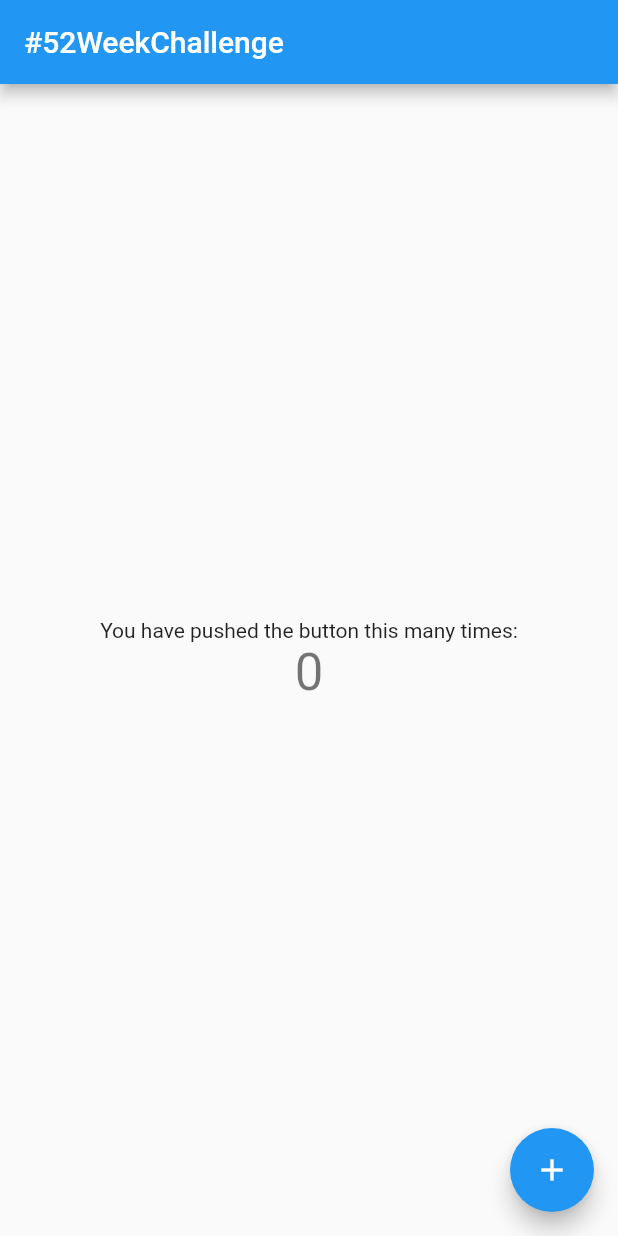
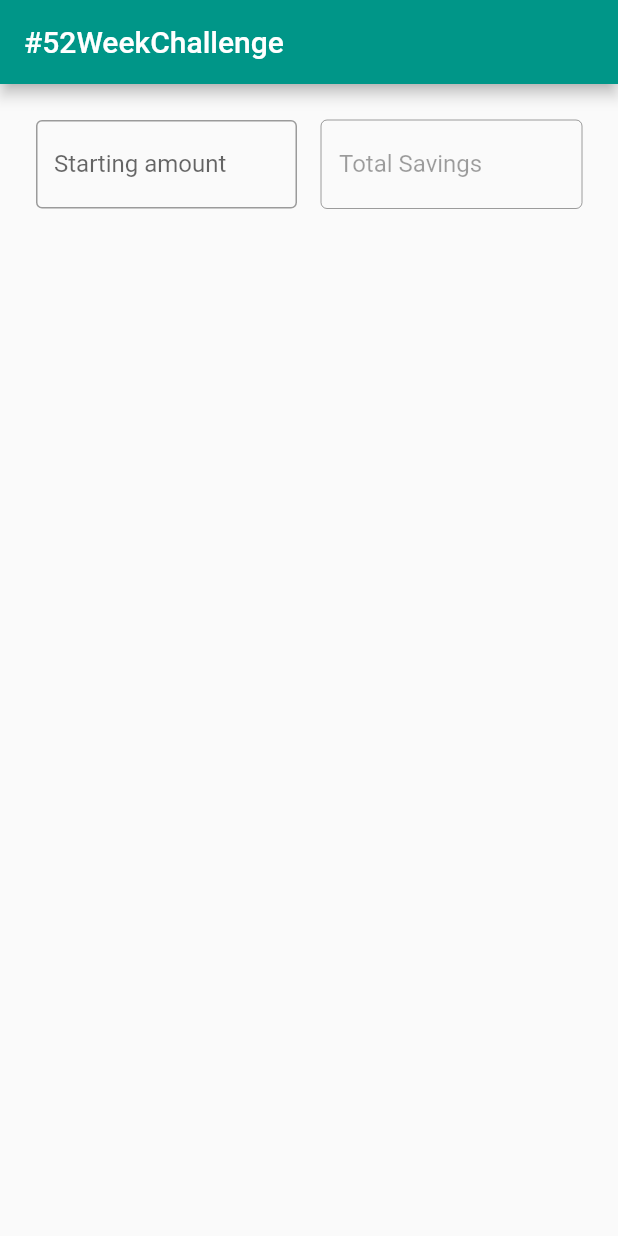
Before and after one commit to aokilipa/playground, a Flutter app: the screen it shows after launch, on a phone screen of 412 x 824 dp. Run offline on Flutter 3.47's test engine with Material 2 defaults, Android fonts, the light colour scheme and no system bars.

Commit message:
Build ListView and added ontext change listener to the amount textfield

```diff
--- /dev/null
+++ b/n52_week_challenge_flutter/lib/contribution_model.dart
@@ -0,0 +1,15 @@
+class Contribution {
+  //final int _currentweek;
+  var _deposit;
+  var _total;
+  var _currentweek;
+
+  Contribution(this._currentweek,this._deposit,this._total);
+
+  int get currentweek => this._currentweek;
+  int get deposit => _deposit;
+  int get total => _total;
+
+
+
+}
--- a/n52_week_challenge_flutter/lib/main.dart
+++ b/n52_week_challenge_flutter/lib/main.dart
@@ -1,4 +1,5 @@
 import 'package:flutter/material.dart';
+import 'package:n52_week_challenge_flutter/contribution_model.dart';
 
 void main() => runApp(MyApp());
 
@@ -10,15 +11,7 @@ class MyApp extends StatelessWidget {
       title: 'Flutter Demo',
       theme: ThemeData(
         // This is the theme of your application.
-        //
-        // Try running your application with "flutter run". You'll see the
-        // application has a blue toolbar. Then, without quitting the app, try
-        // changing the primarySwatch below to Colors.green and then invoke
-        // "hot reload" (press "r" in the console where you ran "flutter run",
-        // or simply save your changes to "hot reload" in a Flutter IDE).
-        // Notice that the counter didn't reset back to zero; the application
-        // is not restarted.
-        primarySwatch: Colors.blue,
+        primarySwatch: Colors.teal,
       ),
       home: MyHomePage(title: '#52WeekChallenge'),
     );
@@ -45,67 +38,151 @@ class MyHomePage extends StatefulWidget {
 
 class _MyHomePageState extends State<MyHomePage> {
   int _counter = 0;
+  List<Contribution> contrib = [];
 
-  void _incrementCounter() {
+  // Create a text controller and use it to retrieve the current value
+  // of the TextField.
+  final totalControl = TextEditingController();
+
+  @override
+  void initState() {
+    super.initState();
+    //_calculator(int.parse(myController.text.toString()))
+  }
+
+
+
+  @override
+  void dispose() {
+    super.dispose();
+  }
+
+  void _calculator(int deposit) {
     setState(() {
-      // This call to setState tells the Flutter framework that something has
-      // changed in this State, which causes it to rerun the build method below
-      // so that the display can reflect the updated values. If we changed
-      // _counter without calling setState(), then the build method would not be
-      // called again, and so nothing would appear to happen.
-      _counter++;
+      int newDeposit = 0;
+      int totalAmount = 0;
+
+      for (var i = 1; i <= 52; i++) {
+        newDeposit += deposit;
+        totalAmount += newDeposit;
+        contrib.add(new Contribution(i, newDeposit, totalAmount));
+      }
+      totalControl.text = totalAmount.toString();
     });
   }
 
   @override
   Widget build(BuildContext context) {
-    // This method is rerun every time setState is called, for instance as done
-    // by the _incrementCounter method above.
-    //
-    // The Flutter framework has been optimized to make rerunning build methods
-    // fast, so that you can just rebuild anything that needs updating rather
-    // than having to individually change instances of widgets.
+    Widget topSection = Container(
+      padding: const EdgeInsets.all(16),
+      child: Row(
+        mainAxisAlignment: MainAxisAlignment.spaceEvenly,
+        children: <Widget>[
+          Flexible(
+            //padding: const EdgeInsets.only(bottom: 16),
+            child: Padding(
+              padding: const EdgeInsets.all(8.0),
+              child: TextField(
+                keyboardType: TextInputType.number,
+                decoration: InputDecoration(
+                  border: OutlineInputBorder(),
+                  labelText: 'Starting amount',
+                ),
+                onChanged: (text) {
+                  print("First text field: $text");
+                  var deposit = int.parse(text);
+                  _calculator(deposit);
+
+                },
+              ),
+            ),
+          ),
+          Flexible(
+            //padding: const EdgeInsets.only(bottom: 16),
+            child: Padding(
+              padding: const EdgeInsets.all(8.0),
+              child: TextField(
+                enabled: false,
+                controller: totalControl,
+                decoration: InputDecoration(
+                  border: OutlineInputBorder(),
+                  labelText: 'Total Savings',
+                ),
+              ),
+            ),
+          )
+        ],
+      ),
+    );
+    Widget resultSection = Container(
+      padding: const EdgeInsets.all(16),
+      child: ListView.builder(
+          scrollDirection: Axis.vertical,
+          shrinkWrap: true,
+          itemCount: contrib.length,
+          itemBuilder: (BuildContext context, int index) {
+            return Container(
+              height: 50,
+              color: Colors.amber,
+              child: Row(
+                mainAxisAlignment: MainAxisAlignment.spaceEvenly,
+                children: <Widget>[
+                  Container(
+                    child: Column(
+                      children: <Widget>[
+                        Text('#Week'),
+                        Text(contrib[index].currentweek.toString())
+                      ],
+                    ),
+                  ),
+                  Container(
+                    child: Column(
+                      children: <Widget>[
+                        Text('Deposit'),
+                        Text(contrib[index].deposit.toString())
+                      ],
+                    ),
+                  ),
+                  Container(
+                    child: Column(
+                      children: <Widget>[
+                        Text('Total'),
+                        Text(contrib[index].total.toString())
+                      ],
+                    ),
+                  ),
+                ],
+              ),
+            );
+          }),
+    );
     return Scaffold(
       appBar: AppBar(
         // Here we take the value from the MyHomePage object that was created by
         // the App.build method, and use it to set our appbar title.
         title: Text(widget.title),
       ),
-      body: Center(
-        // Center is a layout widget. It takes a single child and positions it
-        // in the middle of the parent.
-        child: Column(
-          // Column is also layout widget. It takes a list of children and
-          // arranges them vertically. By default, it sizes itself to fit its
-          // children horizontally, and tries to be as tall as its parent.
-          //
-          // Invoke "debug painting" (press "p" in the console, choose the
-          // "Toggle Debug Paint" action from the Flutter Inspector in Android
-          // Studio, or the "Toggle Debug Paint" command in Visual Studio Code)
-          // to see the wireframe for each widget.
-          //
-          // Column has various properties to control how it sizes itself and
-          // how it positions its children. Here we use mainAxisAlignment to
-          // center the children vertically; the main axis here is the vertical
-          // axis because Columns are vertical (the cross axis would be
-          // horizontal).
-          mainAxisAlignment: MainAxisAlignment.center,
-          children: <Widget>[
-            Text(
-              'You have pushed the button this many times:',
-            ),
-            Text(
-              '$_counter',
-              style: Theme.of(context).textTheme.display1,
-            ),
-          ],
-        ),
+      body: ListView(
+        //child: Column(
+        //mainAxisAlignment: MainAxisAlignment.center,
+        children: <Widget>[
+          topSection,
+          resultSection,
+          // Text(
+          //   'You have presses the button ' + '$_counter' +' time(s):',
+          // ),
+          // Text(
+          //   '$_counter',
+          //   style: Theme.of(context).textTheme.display1,
+          // ),
+        ],
+        //),
       ),
-      floatingActionButton: FloatingActionButton(
-        onPressed: _incrementCounter,
-        tooltip: 'Increment',
-        child: Icon(Icons.add),
-      ), // This trailing comma makes auto-formatting nicer for build methods.
+      // floatingActionButton: FloatingActionButton(
+      //   onPressed: _incrementCounter,
+      //   tooltip: 'Increment',
+      //   child: Icon(Icons.add),
+      // ), // This trailing comma makes auto-formatting nicer for build methods.
     );
   }
 }
```
Also changed, not shown: 1 other file.
